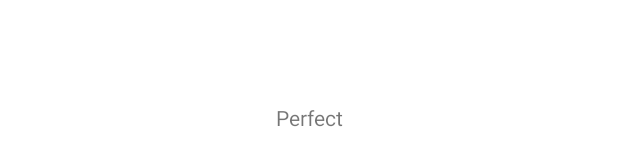
After one commit to zelo0/ReminderAlarm, an Android app: the layout activity_splash.xml on its own in the app's theme, with its tools: preview values and no code run, on a phone screen of 412 x 824 dp. The commit adds this screen. Shown: the part 500-666 px from the top of the screen. Run offline under Robolectric (Android 15) with nearby library versions, the phone set to English and light mode, and no system bars.

Commit message:
캘린더 권한 설정 후에 메인 화면을 불러와야 해서 스플래쉬 스크린 추가. 스플래쉬 스크린에서 권한 허가 요청

```diff
--- /dev/null
+++ b/app/src/main/java/com/example/reminderalarm/AlarmReceiver.java
@@ -0,0 +1,5 @@
+package com.example.reminderalarm;
+
+public class AlarmReceiver {
+    public static final int NOTIFICATION_ID = 48;
+}
--- /dev/null
+++ b/app/src/main/res/layout/activity_splash.xml
@@ -0,0 +1,22 @@
+<?xml version="1.0" encoding="utf-8"?>
+<androidx.constraintlayout.widget.ConstraintLayout xmlns:android="http://schemas.android.com/apk/res/android"
+    xmlns:app="http://schemas.android.com/apk/res-auto"
+    xmlns:tools="http://schemas.android.com/tools"
+    android:layout_width="match_parent"
+    android:layout_height="match_parent"
+    tools:context=".SplashActivity">
+
+    <LinearLayout
+        android:layout_width="match_parent"
+        android:layout_height="match_parent"
+        android:orientation="vertical">
+
+        <TextView
+            android:id="@+id/textView"
+            android:layout_width="match_parent"
+            android:layout_height="match_parent"
+            android:gravity="center"
+            android:text="Perfect" />
+    </LinearLayout>
+
+</androidx.constraintlayout.widget.ConstraintLayout>
```
Also changed, not shown: app/src/main/AndroidManifest.xml (+9 -24 lines), app/src/main/java/com/example/reminderalarm/FirstFragment.java (+70 -0 lines), app/src/main/java/com/example/reminderalarm/MainActivity.java (+5 -43 lines), app/src/main/java/com/example/reminderalarm/SplashActivity.java (added, +74 -0 lines).
